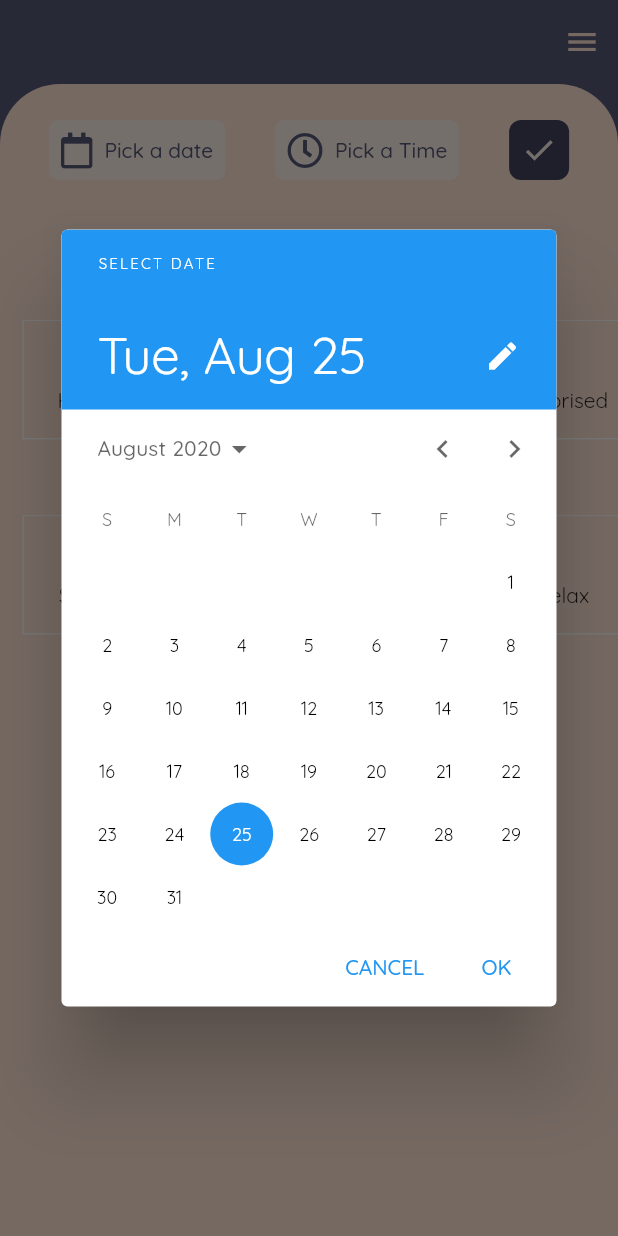
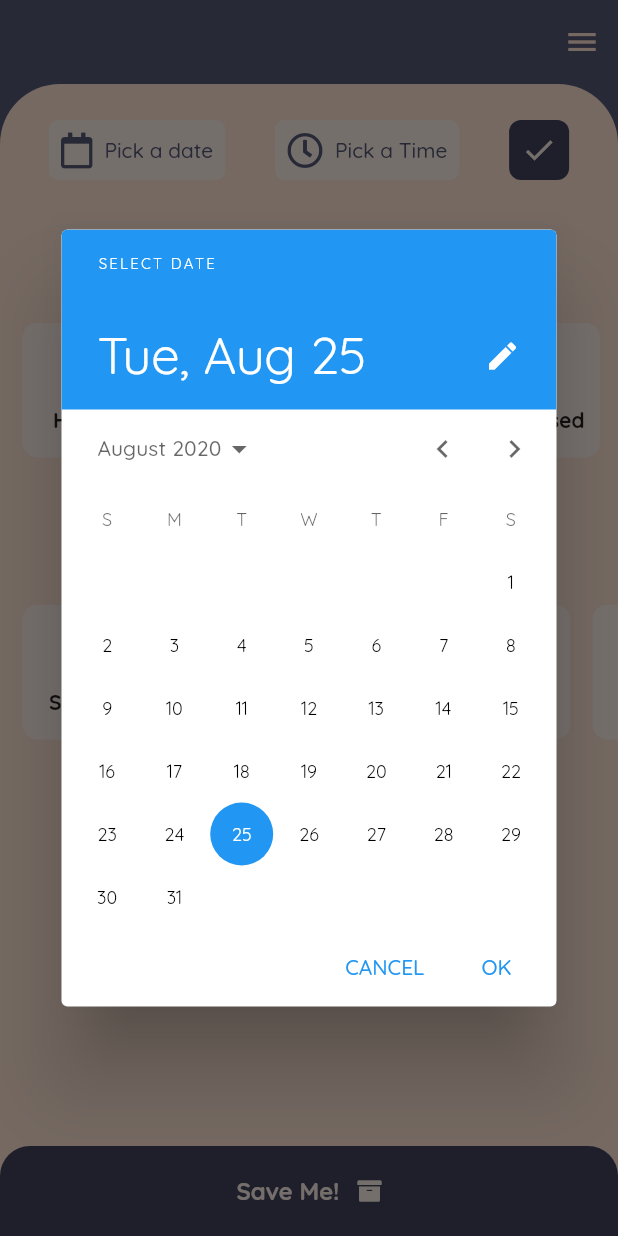
Before and after one commit to renankanu/app_humor_diary, a Flutter app: the screen it shows after launch, after a tap on "Pick a date", on a phone screen of 412 x 824 dp. Run offline on Flutter 3.47's test engine with Material 2 defaults, Android fonts, the phone set to English and light mode, and no system bars; our stand-ins replace font_awesome_flutter, sqflite; accounts and stored records are empty.

Commit message:
Feature - implements sabe in db

```diff
--- a/lib/helper/db_helper.dart
+++ b/lib/helper/db_helper.dart
@@ -29,6 +29,7 @@ class DBHelper {
 
   static Future<void> delete(String datetime) async {
     final db = await DBHelper.dataBase();
-    await db.rawDelete('DELETE FROM user_moods WHERE datetime = ?', [datetime]);
+    await db
+        .rawDelete('DELETE FROM user_humors WHERE datetime = ?', [datetime]);
   }
 }
--- a/lib/main.dart
+++ b/lib/main.dart
@@ -1,5 +1,6 @@
-import 'package:app_humor_diary/model/moodcard.dart';
+import 'package:app_humor_diary/model/humor_card.dart';
 import 'package:app_humor_diary/screen/home/home_screen.dart';
+import 'package:app_humor_diary/screen/humor/my_humor.dart';
 import 'package:app_humor_diary/utils/custom_colors.dart';
 import 'package:flutter/material.dart';
 import 'package:provider/provider.dart';
@@ -12,7 +13,7 @@ class MyApp extends StatelessWidget {
   @override
   Widget build(BuildContext context) {
     return ChangeNotifierProvider.value(
-      value: MoodCard(),
+      value: HumorCard(),
       child: MaterialApp(
         debugShowCheckedModeBanner: false,
         title: 'Humor Diary',
@@ -22,6 +23,9 @@ class MyApp extends StatelessWidget {
             scaffoldBackgroundColor: CustomColors.comet,
             fontFamily: 'Quicksand'),
         home: HomeScreen(),
+        routes: {
+          '/my_humor': (ctx) => MyHumor(),
+        },
       ),
     );
   }
--- a/lib/model/moodcard.dart
+++ b/lib/model/humor_card.dart
@@ -4,7 +4,7 @@ import 'package:flutter/cupertino.dart';
 
 import 'activity.dart';
 
-class MoodCard extends ChangeNotifier {
+class HumorCard extends ChangeNotifier {
   String datetime;
   String mood;
   List<String> activityname = [];
@@ -12,7 +12,8 @@ class MoodCard extends ChangeNotifier {
   String image;
   String actimage;
   String actname;
-  MoodCard({this.actimage, this.actname, this.datetime, this.image, this.mood});
+  HumorCard(
+      {this.actimage, this.actname, this.datetime, this.image, this.mood});
   List items;
   List<Humor> data = [];
   String date;
@@ -26,11 +27,11 @@ class MoodCard extends ChangeNotifier {
 
   notifyListeners();
 
-  Future<void> addPlace(String datetime, String mood, String image,
+  Future<void> addPlace(String datetime, String humor, String image,
       String actimage, String actname, String date) async {
-    DBHelper.insert('user_moods', {
+    DBHelper.insert('user_humors', {
       'datetime': datetime,
-      'mood': mood,
+      'humor': humor,
       'image': image,
       'actimage': actimage,
       'actname': actname,
--- a/lib/screen/home/home_screen.dart
+++ b/lib/screen/home/home_screen.dart
@@ -1,6 +1,6 @@
 import 'package:app_humor_diary/model/activity.dart';
 import 'package:app_humor_diary/model/humor.dart';
-import 'package:app_humor_diary/model/moodcard.dart';
+import 'package:app_humor_diary/model/humor_card.dart';
 import 'package:app_humor_diary/screen/widgets/activity_icon.dart';
 import 'package:app_humor_diary/screen/widgets/humor_icon.dart';
 import 'package:app_humor_diary/utils/custom_colors.dart';
@@ -40,7 +40,7 @@ class _HomeScreenState extends State<HomeScreen> {
     Activity('assets/gaming.png', 'Gaming', false),
     Activity('assets/celebrate.png', 'Drink', false),
     Activity('assets/music.png', 'Music', false),
-    Activity('assets/excercise.png', 'Excercise', false),
+    Activity('assets/exercise.png', 'Excercise', false),
     Activity('assets/eat.png', 'Eat', false),
     Activity('assets/date.png', 'Date', false),
     Activity('assets/clean.png', 'Clean', false)
@@ -72,7 +72,9 @@ class _HomeScreenState extends State<HomeScreen> {
             topLeft: Radius.circular(40),
           ),
         ),
-        child: Column(
+        child: Stack(
+          children: <Widget>[
+            Column(
               children: <Widget>[
                 SizedBox(
                   height: 20,
@@ -136,7 +138,8 @@ class _HomeScreenState extends State<HomeScreen> {
                                 context: context, initialTime: TimeOfDay.now())
                             .then((time) => {
                                   setState(() {
-                                timepicked = time.format(context).toString();
+                                    timepicked =
+                                        time.format(context).toString();
                                   })
                                 }),
                       ),
@@ -157,13 +160,12 @@ class _HomeScreenState extends State<HomeScreen> {
                 ),
                 SizedBox(height: 40),
                 Text(
-              "WHAT YOU FEELING NOW?",
+                  "How are you feeling?",
                   style: TextStyle(fontSize: 20, fontWeight: FontWeight.bold),
                 ),
-            SizedBox(height: 6),
-            Text('(Tap to Select and Tap again to deselect!)'),
+                SizedBox(height: 26),
                 SizedBox(
-              height: 80,
+                  height: 90,
                   child: ListView.builder(
                       scrollDirection: Axis.horizontal,
                       itemCount: humors.length,
@@ -176,9 +178,7 @@ class _HomeScreenState extends State<HomeScreen> {
                               child: HumorIcon(
                                   image: humors[index].image,
                                   name: humors[index].name,
-                              colour: humors[index].isSelected
-                                  ? Colors.black
-                                  : Colors.white),
+                                  isSelected: humors[index].isSelected),
                               onTap: () => {
                                     if (ontapcount == 0)
                                       {
@@ -201,17 +201,18 @@ class _HomeScreenState extends State<HomeScreen> {
                         ]);
                       }),
                 ),
+                SizedBox(height: 32),
                 Text(
-              'WHAT YOU HAVE BEEN DOING?',
+                  'What are you doing ?',
                   style: TextStyle(fontSize: 20, fontWeight: FontWeight.bold),
                 ),
-            SizedBox(height: 10),
                 Text(
-              'Hold on the activity to select,You can choose multiple',
+                  'You can choose multiple',
                   style: TextStyle(fontSize: 12, fontWeight: FontWeight.normal),
                 ),
+                SizedBox(height: 26),
                 SizedBox(
-              height: 80,
+                  height: 90,
                   child: ListView.builder(
                       scrollDirection: Axis.horizontal,
                       itemCount: activities.length,
@@ -225,9 +226,7 @@ class _HomeScreenState extends State<HomeScreen> {
                                 child: ActivityIcon(
                                     activities[index].image,
                                     activities[index].name,
-                                activities[index].selected
-                                    ? Colors.black
-                                    : Colors.white),
+                                    activities[index].selected),
                                 onLongPress: () => {
                                       if (activities[index].selected)
                                         {
@@ -238,7 +237,7 @@ class _HomeScreenState extends State<HomeScreen> {
                                       else
                                         setState(() {
                                           activities[index].selected = true;
-                                      Provider.of<MoodCard>(context,
+                                          Provider.of<HumorCard>(context,
                                                   listen: false)
                                               .add(activities[index]);
                                         }),
@@ -249,6 +248,69 @@ class _HomeScreenState extends State<HomeScreen> {
                 )
               ],
             ),
+            Positioned(
+              bottom: 0,
+              left: 0,
+              right: 0,
+              child: Container(
+                decoration: BoxDecoration(
+                  color: CustomColors.gunPowder,
+                  borderRadius: BorderRadius.only(
+                    topRight: Radius.circular(20.0),
+                    topLeft: Radius.circular(20.0),
+                  ),
+                ),
+                child: SafeArea(
+                  child: Container(
+                    height: 60,
+                    child: GestureDetector(
+                      onTap: () => {
+                        setState(() {
+                          Provider.of<HumorCard>(context, listen: false)
+                              .addPlace(
+                                  datetime,
+                                  humor,
+                                  image,
+                                  Provider.of<HumorCard>(context, listen: false)
+                                      .activityimage
+                                      .join('_'),
+                                  Provider.of<HumorCard>(context, listen: false)
+                                      .activityname
+                                      .join('_'),
+                                  dateonly);
+                        }),
+                        Navigator.of(context).pushNamed('/my_humor'),
+                      },
+                      child: Center(
+                        child: Row(
+                          mainAxisAlignment: MainAxisAlignment.center,
+                          children: <Widget>[
+                            Text(
+                              "Save Me!",
+                              style: TextStyle(
+                                fontSize: 16,
+                                fontWeight: FontWeight.w700,
+                                color: CustomColors.forgetMeMot,
+                              ),
+                            ),
+                            SizedBox(
+                              width: 12,
+                            ),
+                            FaIcon(
+                              FontAwesomeIcons.archive,
+                              color: CustomColors.forgetMeMot,
+                              size: 16,
+                            )
+                          ],
+                        ),
+                      ),
+                    ),
+                  ),
+                ),
+              ),
+            )
+          ],
+        ),
       ),
     );
   }
--- /dev/null
+++ b/lib/screen/humor/my_humor.dart
@@ -0,0 +1,10 @@
+import 'package:flutter/cupertino.dart';
+import 'package:flutter/material.dart';
+
+class MyHumor extends StatelessWidget {
+  static const String routeName = '/my_humor';
+  @override
+  Widget build(BuildContext context) {
+    return Scaffold();
+  }
+}
--- a/lib/screen/widgets/activity_icon.dart
+++ b/lib/screen/widgets/activity_icon.dart
@@ -1,16 +1,17 @@
+import 'package:app_humor_diary/utils/custom_colors.dart';
 import 'package:flutter/material.dart';
 
 class ActivityIcon extends StatelessWidget {
   String image;
   String name;
-  Color colour;
-  ActivityIcon(this.image, this.name, this.colour);
+  bool isSelected;
+  ActivityIcon(this.image, this.name, this.isSelected);
   @override
   Widget build(BuildContext context) {
     return Container(
-        width: 90,
+      width: 80,
       child: Padding(
-          padding: const EdgeInsets.all(8.0),
+        padding: EdgeInsets.all(8.0),
         child: Column(
           children: <Widget>[
             Image.asset(
@@ -18,12 +19,24 @@ class ActivityIcon extends StatelessWidget {
               height: 36,
               width: 36,
             ),
-              Text(name)
+            SizedBox(
+              height: 10,
+            ),
+            Text(
+              name,
+              style: TextStyle(fontWeight: FontWeight.w700),
+            )
           ],
         ),
       ),
       decoration: BoxDecoration(
-          border: Border.all(color: colour),
-        ));
+        borderRadius: BorderRadius.circular(10),
+        border: Border.all(
+            color:
+                isSelected ? CustomColors.gunPowder : CustomColors.forgetMeMot,
+            width: 2),
+        color: CustomColors.forgetMeMot,
+      ),
+    );
   }
 }
--- a/lib/screen/widgets/humor_icon.dart
+++ b/lib/screen/widgets/humor_icon.dart
@@ -1,15 +1,17 @@
+import 'package:app_humor_diary/utils/custom_colors.dart';
 import 'package:flutter/cupertino.dart';
 
 class HumorIcon extends StatelessWidget {
   String image;
   String name;
-  Color colour;
-  HumorIcon({this.name, this.image, this.colour});
+  bool isSelected;
+  HumorIcon({this.name, this.image, this.isSelected});
   @override
   Widget build(BuildContext context) {
     return Container(
+      width: 85,
       child: Padding(
-        padding: const EdgeInsets.all(8.0),
+        padding: EdgeInsets.all(8.0),
         child: Column(
           children: <Widget>[
             Image.asset(
@@ -17,14 +19,24 @@ class HumorIcon extends StatelessWidget {
               height: 36,
               width: 36,
             ),
-            Text(name)
+            SizedBox(
+              height: 10,
+            ),
+            Text(
+              name,
+              style: TextStyle(fontWeight: FontWeight.w700),
+            )
           ],
         ),
       ),
       decoration: BoxDecoration(
-        border: Border.all(color: colour),
+        borderRadius: BorderRadius.circular(10),
+        border: Border.all(
+            color:
+                isSelected ? CustomColors.gunPowder : CustomColors.forgetMeMot,
+            width: 2),
+        color: CustomColors.forgetMeMot,
       ),
-      width: 90,
     );
   }
 }
--- a/pubspec.yaml
+++ b/pubspec.yaml
@@ -63,7 +63,7 @@ flutter:
     - assets/gaming.png
     - assets/celebrate.png
     - assets/music.png
-    - assets/excercise.png
+    - assets/exercise.png
     - assets/eat.png
     - assets/date.png
     - assets/clean.png
```
Also changed, not shown: assets/images/exercise.png (renamed from assets/images/excercise.png). Lines whose indentation alone changed are shown as unchanged.
